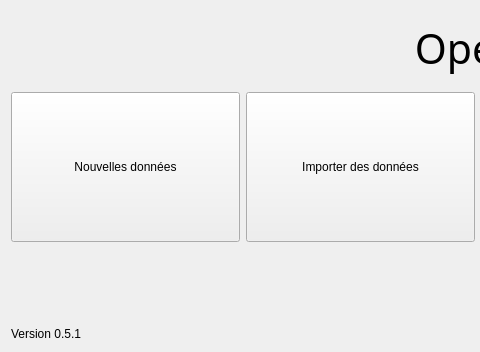
Before: the Qt Designer form python/resources/ui/StartDialog.ui in introlab/OpenIMU, drawn with Qt 5; both pictures show x 0 to 480 and y 0 to 352 of the 721 by 352 pixel window.
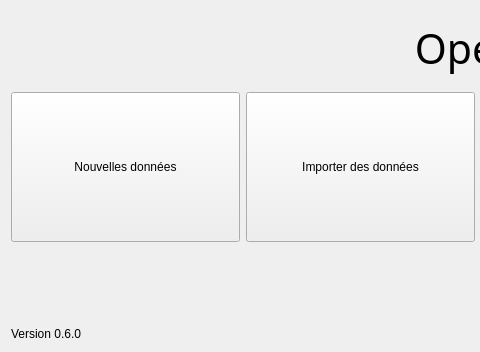
After: the same form once the commit is applied. Icons and pictures are not drawn.

Patch:
```diff
--- a/python/resources/ui/StartDialog.ui
+++ b/python/resources/ui/StartDialog.ui
@@ -216,7 +216,7 @@
         </sizepolicy>
        </property>
        <property name="text">
-        <string>Version 0.5.1</string>
+        <string>Version 0.6.0</string>
        </property>
        <property name="alignment">
         <set>Qt::AlignBottom|Qt::AlignRight|Qt::AlignTrailing</set>
```
